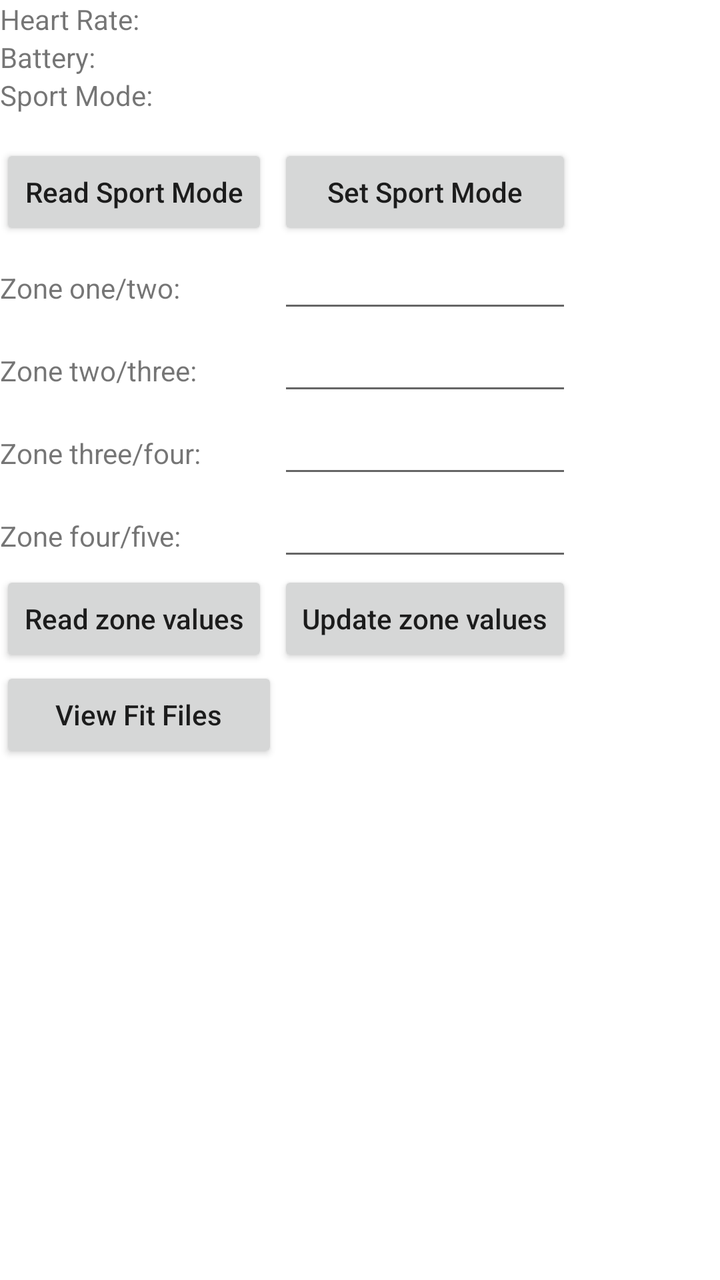
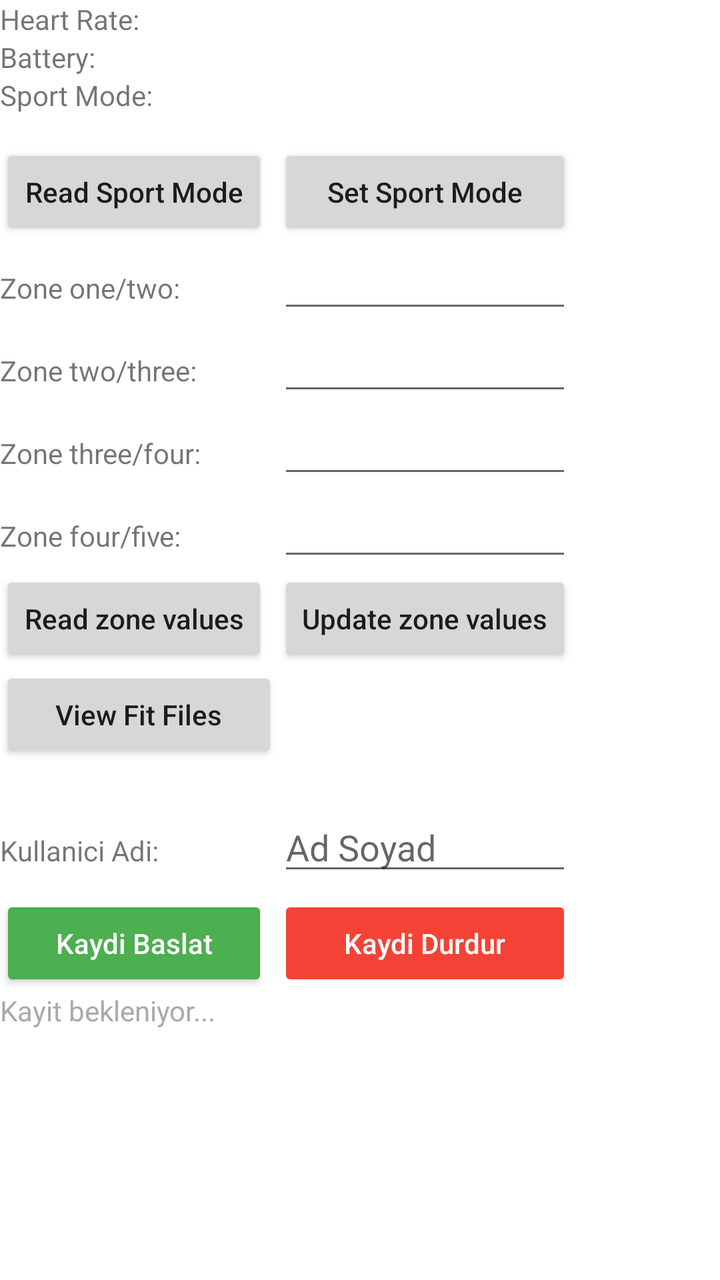

An Android layout rendered at two revisions. The XML below is the earlier revision; the diff shows what the commit changed to produce the second picture.
<!-- AndroidManifest.xml: application theme Theme.ScoscheSDK24Example -->
<!-- res/layout/fragment_rhythm24.xml -->
<?xml version="1.0" encoding="utf-8"?>
<TableLayout xmlns:android="http://schemas.android.com/apk/res/android"
    android:layout_width="match_parent"
    android:layout_height="match_parent"
    android:layout_marginLeft="10dp"
    android:layout_marginTop="10dp"
    android:layout_marginRight="10dp"
    android:shrinkColumns="*">

    <TableRow
        android:layout_width="fill_parent"
        android:layout_height="wrap_content">

        <TextView
            android:layout_width="wrap_content"
            android:layout_height="wrap_content"
            android:text="@string/heart_rate_label" />

        <TextView
            android:id="@+id/heartRateField"
            android:layout_width="wrap_content"
            android:layout_height="wrap_content" />
    </TableRow>

    <TableRow
        android:layout_width="fill_parent"
        android:layout_height="wrap_content">

        <TextView
            android:layout_width="wrap_content"
            android:layout_height="wrap_content"
            android:text="@string/battery_label" />

        <TextView
            android:id="@+id/batteryLevelField"
            android:layout_width="wrap_content"
            android:layout_height="wrap_content" />
    </TableRow>

    <TableRow
        android:layout_width="fill_parent"
        android:layout_height="wrap_content">

        <TextView
            android:layout_width="wrap_content"
            android:layout_height="wrap_content"
            android:text="@string/sportmode_label" />

        <Spinner
            android:id="@+id/sportModeSpinner"
            android:layout_width="wrap_content"
            android:layout_height="wrap_content"
            android:backgroundTint="@android:color/white" />

    </TableRow>

    <TableRow
        android:layout_width="fill_parent"
        android:layout_height="wrap_content"
        android:layout_marginTop="10dp">

        <Button
            android:id="@+id/readSportModeButton"
            android:layout_width="match_parent"
            android:layout_height="match_parent"
            android:layout_marginRight="5dp"
            android:text="@string/readSportMode_label"
            android:textAllCaps="false" />

        <Button
            android:id="@+id/updateSportModeButton"
            android:layout_width="match_parent"
            android:layout_height="match_parent"
            android:text="@string/setSportMode_label"
            android:textAllCaps="false" />
    </TableRow>

    <TableRow
        android:layout_width="fill_parent"
        android:layout_height="wrap_content">

        <TextView
            android:layout_width="wrap_content"
            android:layout_height="wrap_content"
            android:text="@string/zoneOneTwo_label" />

        <EditText
            android:id="@+id/zoneOneTwoBPM"
            android:layout_width="wrap_content"
            android:layout_height="wrap_content"
            android:digits="1234567890"
            android:maxLength="3" />
    </TableRow>

    <TableRow
        android:layout_width="fill_parent"
        android:layout_height="wrap_content">

        <TextView
            android:layout_width="wrap_content"
            android:layout_height="wrap_content"
            android:text="@string/zoneTwoThree_label" />

        <EditText
            android:id="@+id/zoneTwoThreeBPM"
            android:layout_width="wrap_content"
            android:layout_height="wrap_content"
            android:digits="1234567890"
            android:maxLength="3" />
    </TableRow>

    <TableRow
        android:layout_width="fill_parent"
        android:layout_height="wrap_content">

        <TextView
            android:layout_width="wrap_content"
            android:layout_height="wrap_content"
            android:text="@string/zoneThreeFour_label" />

        <EditText
            android:id="@+id/zoneThreeFourBPM"
            android:layout_width="wrap_content"
            android:layout_height="wrap_content"
            android:digits="1234567890"
            android:maxLength="3" />
    </TableRow>

    <TableRow
        android:layout_width="fill_parent"
        android:layout_height="wrap_content">

        <TextView
            android:layout_width="wrap_content"
            android:layout_height="wrap_content"
            android:text="@string/zoneFourFive_label" />

        <EditText
            android:id="@+id/zoneFourFiveBPM"
            android:layout_width="wrap_content"
            android:layout_height="wrap_content"
            android:digits="1234567890"
            android:maxLength="3" />
    </TableRow>

    <TableRow
        android:layout_width="fill_parent"
        android:layout_height="wrap_content">

        <Button
            android:id="@+id/readZonesButton"
            android:layout_width="wrap_content"
            android:layout_height="wrap_content"
            android:layout_marginRight="5dp"
            android:text="@string/readZoneValues_label"
            android:textAllCaps="false" />
        

        <Button
            android:id="@+id/updateZonesButton"
            android:layout_width="wrap_content"
            android:layout_height="wrap_content"
            android:text="@string/updateZoneValues_label"
            android:textAllCaps="false" />
    </TableRow>

    <TableRow
        android:layout_width="fill_parent"
        android:layout_height="wrap_content">

        <Button
            android:id="@+id/viewFitFilesButton"
            android:layout_width="wrap_content"
            android:layout_height="wrap_content"
            android:text="@string/viewFitFiles_label"
            android:textAllCaps="false" />

    </TableRow>
</TableLayout>
<!-- resources referenced by this layout -->
<resources>
  <string name="battery_label">Battery:</string>
  <string name="heart_rate_label">Heart Rate:</string>
  <string name="readSportMode_label">Read Sport Mode</string>
  <string name="readZoneValues_label">Read zone values</string>
  <string name="setSportMode_label">Set Sport Mode</string>
  <string name="sportmode_label">Sport Mode:</string>
  <string name="updateZoneValues_label">Update zone values</string>
  <string name="viewFitFiles_label">View Fit Files</string>
  <string name="zoneFourFive_label">Zone four/five:</string>
  <string name="zoneOneTwo_label">Zone one/two:</string>
  <string name="zoneThreeFour_label">Zone three/four:</string>
  <string name="zoneTwoThree_label">Zone two/three:</string>
  <style name="Theme.ScoscheSDK24Example" parent="Theme.MaterialComponents.DayNight.DarkActionBar">
          
          <item name="colorPrimary">@color/purple_500</item>
          <item name="colorPrimaryVariant">@color/purple_700</item>
          <item name="colorOnPrimary">@color/white</item>
          
          <item name="colorSecondary">@color/teal_200</item>
          <item name="colorSecondaryVariant">@color/teal_700</item>
          <item name="colorOnSecondary">@color/black</item>
          
          <item name="android:statusBarColor" tools:targetApi="l">?attr/colorPrimaryVariant</item>
          
      </style>
  <color name="purple_500">#FF6200EE</color>
  <color name="purple_700">#FF3700B3</color>
  <color name="white">#FFFFFFFF</color>
  <color name="teal_200">#FF03DAC5</color>
  <color name="teal_700">#FF018786</color>
  <color name="black">#FF000000</color>
</resources>

<!-- the commit's change to res/layout/fragment_rhythm24.xml (unified diff, before → after) -->
@@ -51,7 +51,6 @@
             android:layout_width="wrap_content"
             android:layout_height="wrap_content"
             android:backgroundTint="@android:color/white" />
-
     </TableRow>
 
     <TableRow
@@ -154,7 +153,6 @@
             android:layout_marginRight="5dp"
             android:text="@string/readZoneValues_label"
             android:textAllCaps="false" />
-        
 
         <Button
             android:id="@+id/updateZonesButton"
@@ -174,6 +172,64 @@
             android:layout_height="wrap_content"
             android:text="@string/viewFitFiles_label"
             android:textAllCaps="false" />
-
-    </TableRow>
+    </TableRow>
+
+    
+    <TableRow
+        android:layout_width="fill_parent"
+        android:layout_height="wrap_content"
+        android:layout_marginTop="20dp">
+
+        <TextView
+            android:layout_width="wrap_content"
+            android:layout_height="wrap_content"
+            android:text="Kullanici Adi:" />
+
+        <EditText
+            android:id="@+id/userNameField"
+            android:layout_width="wrap_content"
+            android:layout_height="wrap_content"
+            android:hint="Ad Soyad"
+            android:inputType="textPersonName" />
+    </TableRow>
+
+    <TableRow
+        android:layout_width="fill_parent"
+        android:layout_height="wrap_content"
+        android:layout_marginTop="5dp">
+
+        <Button
+            android:id="@+id/startRecordingButton"
+            android:layout_width="match_parent"
+            android:layout_height="match_parent"
+            android:layout_marginRight="5dp"
+            android:backgroundTint="#4CAF50"
+            android:text="Kaydi Baslat"
+            android:textAllCaps="false"
+            android:textColor="#FFFFFF" />
+
+        <Button
+            android:id="@+id/stopRecordingButton"
+            android:layout_width="match_parent"
+            android:layout_height="match_parent"
+            android:backgroundTint="#F44336"
+            android:enabled="false"
+            android:text="Kaydi Durdur"
+            android:textAllCaps="false"
+            android:textColor="#FFFFFF" />
+    </TableRow>
+
+    <TableRow
+        android:layout_width="fill_parent"
+        android:layout_height="wrap_content">
+
+        <TextView
+            android:id="@+id/recordingStatusField"
+            android:layout_width="wrap_content"
+            android:layout_height="wrap_content"
+            android:layout_span="2"
+            android:text="Kayit bekleniyor..."
+            android:textColor="#AAAAAA" />
+    </TableRow>
+
 </TableLayout>
